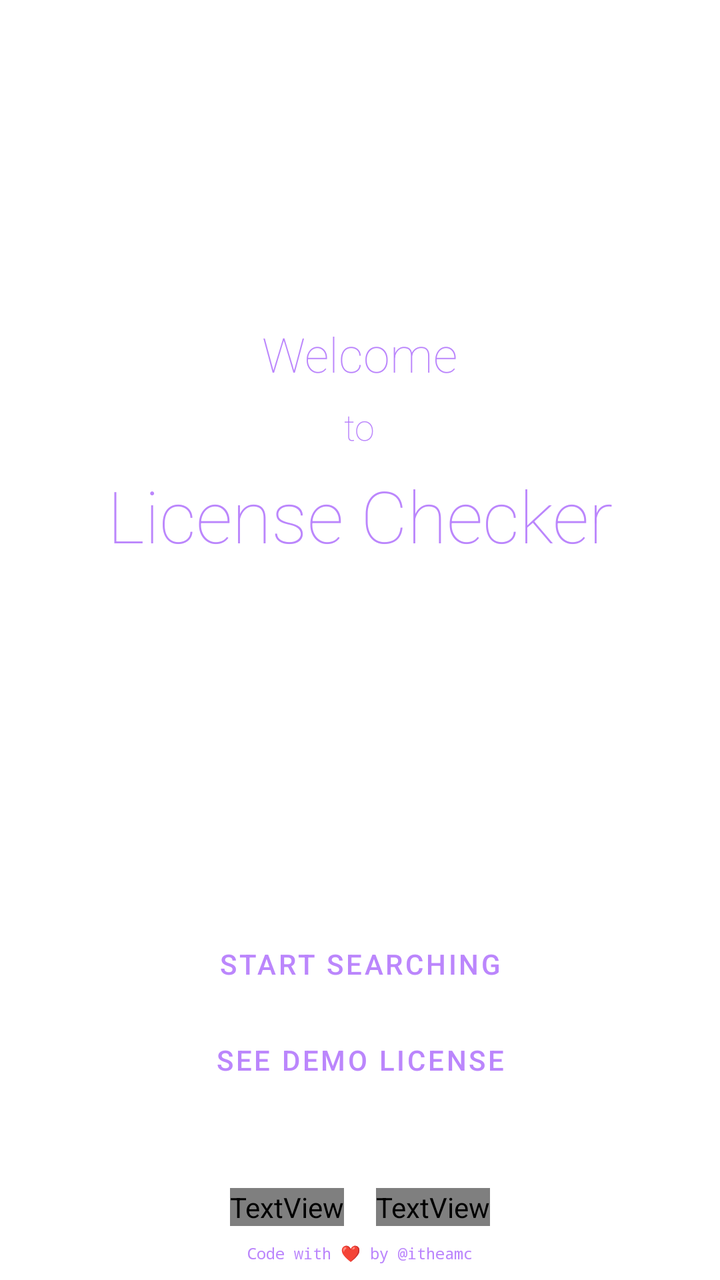
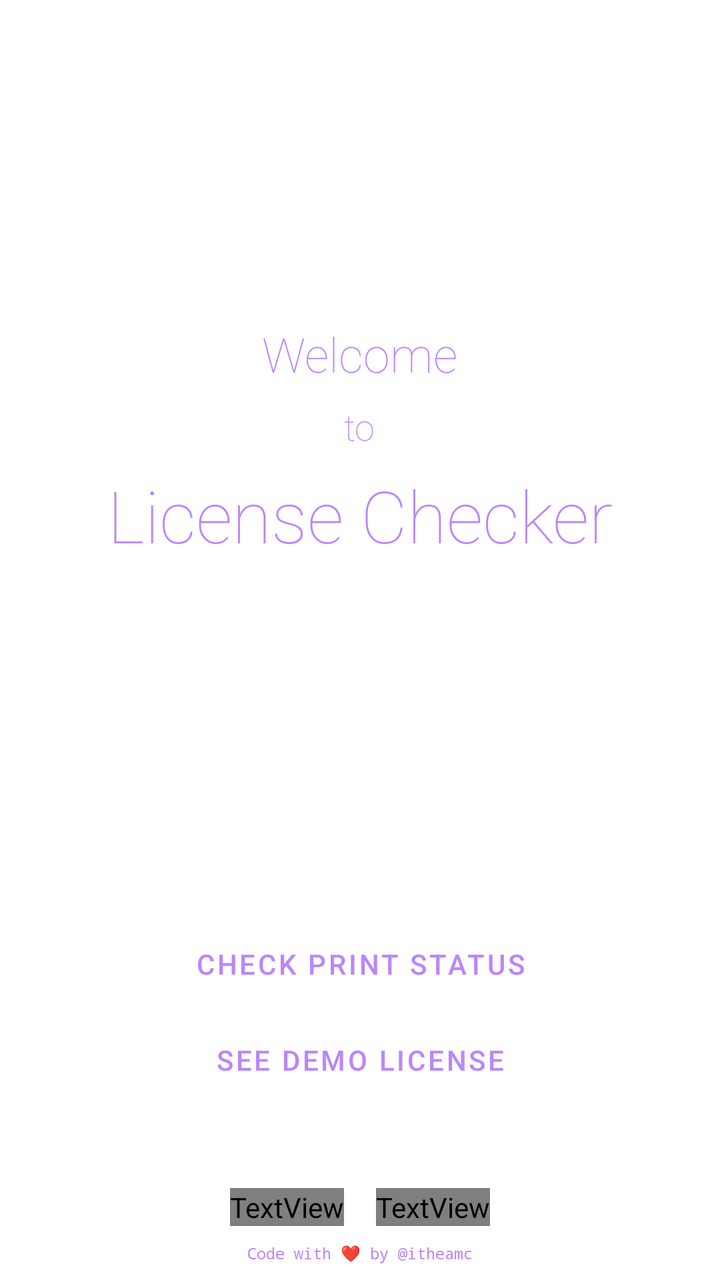

Before-and-after screenshots of an Android layout around one commit, followed by the original layout XML and the change that was made.
<!-- AndroidManifest.xml: application theme Theme.LicenseFinder -->
<!-- res/layout/fragment_home.xml -->
<?xml version="1.0" encoding="utf-8"?>
<androidx.constraintlayout.widget.ConstraintLayout xmlns:android="http://schemas.android.com/apk/res/android"
    xmlns:app="http://schemas.android.com/apk/res-auto"
    xmlns:tools="http://schemas.android.com/tools"
    android:layout_width="match_parent"
    android:layout_height="match_parent"
    tools:context=".ui.HomeFragment" >

    <LinearLayout
        android:id="@+id/welcomeLinearLayout"
        android:layout_width="wrap_content"
        android:layout_height="wrap_content"
        android:gravity="center"
        android:orientation="vertical"
        app:layout_constraintBottom_toTopOf="@+id/buttonLinearLayout"
        app:layout_constraintEnd_toEndOf="parent"
        app:layout_constraintStart_toStartOf="parent"
        app:layout_constraintTop_toTopOf="parent">

        <TextView
            android:id="@+id/textView"
            android:layout_width="wrap_content"
            android:layout_height="wrap_content"
            android:layout_marginBottom="8dp"
            android:fontFamily="sans-serif-thin"
            android:text="@string/welcome_text_one"
            android:textColor="@color/purple_200"
            android:textSize="24sp" />

        <TextView
            android:id="@+id/textView2"
            android:layout_width="wrap_content"
            android:layout_height="wrap_content"
            android:layout_marginBottom="8dp"
            android:fontFamily="sans-serif-thin"
            android:text="@string/welcome_text_two"
            android:textColor="@color/purple_200"
            android:textSize="18sp" />

        <TextView
            android:id="@+id/textView3"
            android:layout_width="wrap_content"
            android:layout_height="wrap_content"
            android:layout_marginBottom="16dp"
            android:fontFamily="sans-serif-thin"
            android:text="@string/welcome_text_three"
            android:textColor="@color/purple_200"
            android:textSize="36sp" />

    </LinearLayout>

    <LinearLayout
        android:id="@+id/buttonLinearLayout"
        android:layout_width="wrap_content"
        android:layout_height="wrap_content"
        android:layout_marginBottom="32dp"
        android:gravity="center"
        android:orientation="vertical"
        app:layout_constraintBottom_toTopOf="@+id/linearLayout2"
        app:layout_constraintEnd_toEndOf="parent"
        app:layout_constraintStart_toStartOf="parent">

        <Button
            android:id="@+id/navigateToSearch"
            style="@style/Widget.MaterialComponents.Button.OutlinedButton"
            android:layout_width="match_parent"
            android:layout_height="wrap_content"
            android:paddingLeft="24dp"
            android:paddingRight="24dp"
            android:text="@string/start_searching"
            android:textColor="@color/purple_200"
            app:cornerRadius="24dp"
            app:strokeColor="@color/purple_200" />

        <Button
            android:id="@+id/navigateToLicense"
            style="@style/Widget.MaterialComponents.Button.OutlinedButton"
            android:layout_width="match_parent"
            android:layout_height="wrap_content"
            android:paddingLeft="24dp"
            android:paddingRight="24dp"
            android:text="@string/demo_license"
            android:textColor="@color/purple_200"
            app:cornerRadius="24dp"
            app:strokeColor="@color/purple_200" />
    </LinearLayout>

    <TextView
        android:id="@+id/codedBy"
        android:layout_width="wrap_content"
        android:layout_height="wrap_content"
        android:layout_marginStart="16dp"
        android:layout_marginEnd="16dp"
        android:layout_marginBottom="8dp"
        android:fontFamily="monospace"
        android:text="@string/code_with_by_itheamc"
        android:textColor="@color/purple_200"
        android:textSize="8sp"
        app:layout_constraintBottom_toBottomOf="parent"
        app:layout_constraintEnd_toEndOf="parent"
        app:layout_constraintStart_toStartOf="parent" />

    <LinearLayout
        android:id="@+id/linearLayout2"
        android:layout_width="wrap_content"
        android:layout_height="wrap_content"
        android:orientation="horizontal"
        app:layout_constraintBottom_toTopOf="@+id/codedBy"
        app:layout_constraintEnd_toEndOf="@+id/codedBy"
        app:layout_constraintStart_toStartOf="@+id/codedBy">

        <TextView
            android:id="@+id/disclaimer"
            android:layout_width="wrap_content"
            android:layout_height="wrap_content"
            android:layout_margin="8dp"
            android:layout_weight="1"
            android:clickable="true"
            android:fontFamily="@font/baumans"
            android:text="@string/disclaimer"
            android:textColor="@color/purple_500"
            android:textSize="12sp" />

        <TextView
            android:id="@+id/privacyPolicy"
            android:layout_width="wrap_content"
            android:layout_height="wrap_content"
            android:layout_margin="8dp"
            android:layout_weight="1"
            android:clickable="true"
            android:fontFamily="@font/baumans"
            android:text="@string/privacy_policy"
            android:textColor="@color/purple_500"
            android:textSize="12sp" />
    </LinearLayout>

</androidx.constraintlayout.widget.ConstraintLayout>
<!-- resources referenced by this layout -->
<resources>
  <color name="purple_200">#FFBB86FC</color>
  <color name="purple_500">#FF6200EE</color>
  <string name="code_with_by_itheamc">Code with ❤ by @itheamc</string>
  <string name="demo_license">See Demo License</string>
  <string name="disclaimer">Disclaimer</string>
  <string name="privacy_policy">Privacy Policy</string>
  <string name="start_searching">Start Searching</string>
  <string name="welcome_text_one">Welcome</string>
  <string name="welcome_text_three">@string/license_checker</string>
  <string name="welcome_text_two">to</string>
  <style name="Theme.LicenseFinder" parent="Theme.MaterialComponents.DayNight.DarkActionBar">
          
          <item name="colorPrimary">@android:color/holo_blue_light</item>
          <item name="colorPrimaryVariant">@android:color/holo_blue_dark</item>
          <item name="colorOnPrimary">@color/white</item>
          
          <item name="colorSecondary">@color/teal_200</item>
          <item name="colorSecondaryVariant">@color/teal_700</item>
          <item name="colorOnSecondary">@color/black</item>
          
          <item name="android:statusBarColor" tools:targetApi="l">?attr/colorPrimaryVariant</item>
          
      </style>
  <color name="white">#FFFFFFFF</color>
  <color name="teal_200">#FF03DAC5</color>
  <color name="teal_700">#FF018786</color>
  <color name="black">#FF000000</color>
</resources>

<!-- the commit's change to res/layout/fragment_home.xml (unified diff, before → after) -->
@@ -67,7 +67,7 @@
             android:layout_height="wrap_content"
             android:paddingLeft="24dp"
             android:paddingRight="24dp"
-            android:text="@string/start_searching"
+            android:text="@string/check_print_status"
             android:textColor="@color/purple_200"
             app:cornerRadius="24dp"
             app:strokeColor="@color/purple_200" />
<!-- resource entries referenced after the edit -->
@@ -2,11 +2,11 @@
 <resources>
   <color name="purple_200">#FFBB86FC</color>
   <color name="purple_500">#FF6200EE</color>
+  <string name="check_print_status">Check Print Status</string>
   <string name="code_with_by_itheamc">Code with ❤ by @itheamc</string>
   <string name="demo_license">See Demo License</string>
   <string name="disclaimer">Disclaimer</string>
   <string name="privacy_policy">Privacy Policy</string>
-  <string name="start_searching">Start Searching</string>
   <string name="welcome_text_one">Welcome</string>
   <string name="welcome_text_three">@string/license_checker</string>
   <string name="welcome_text_two">to</string>
